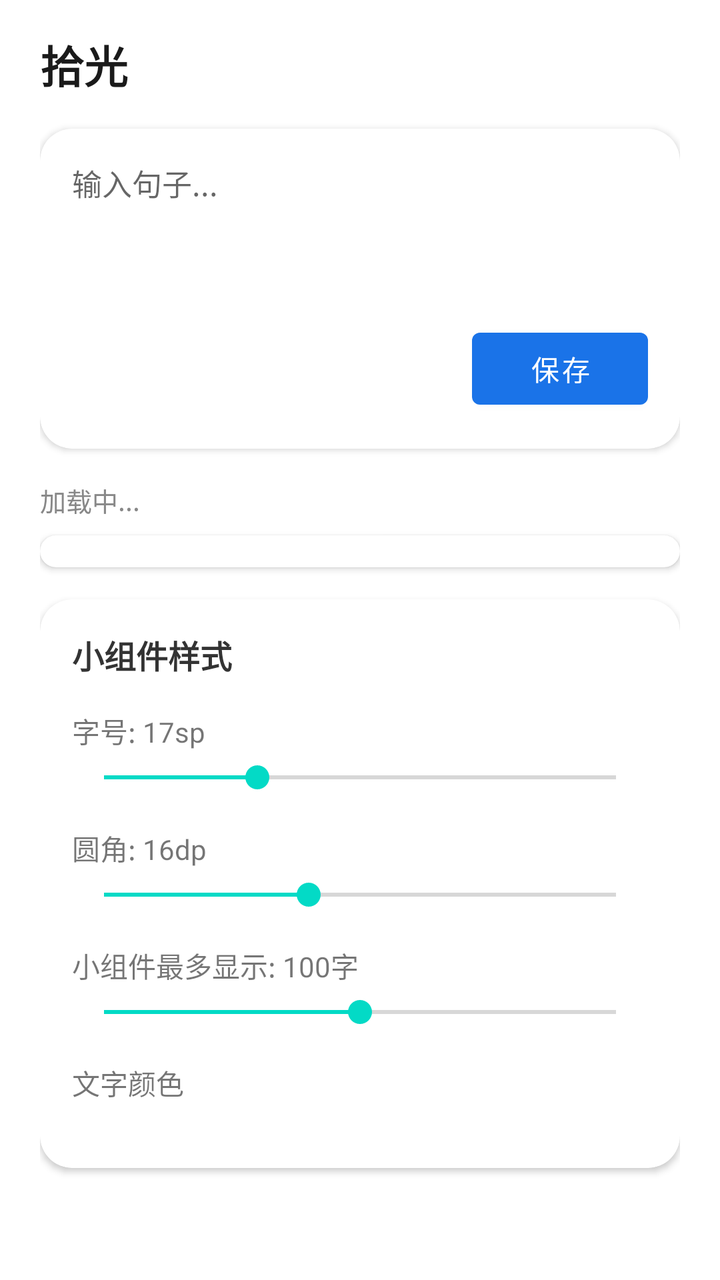
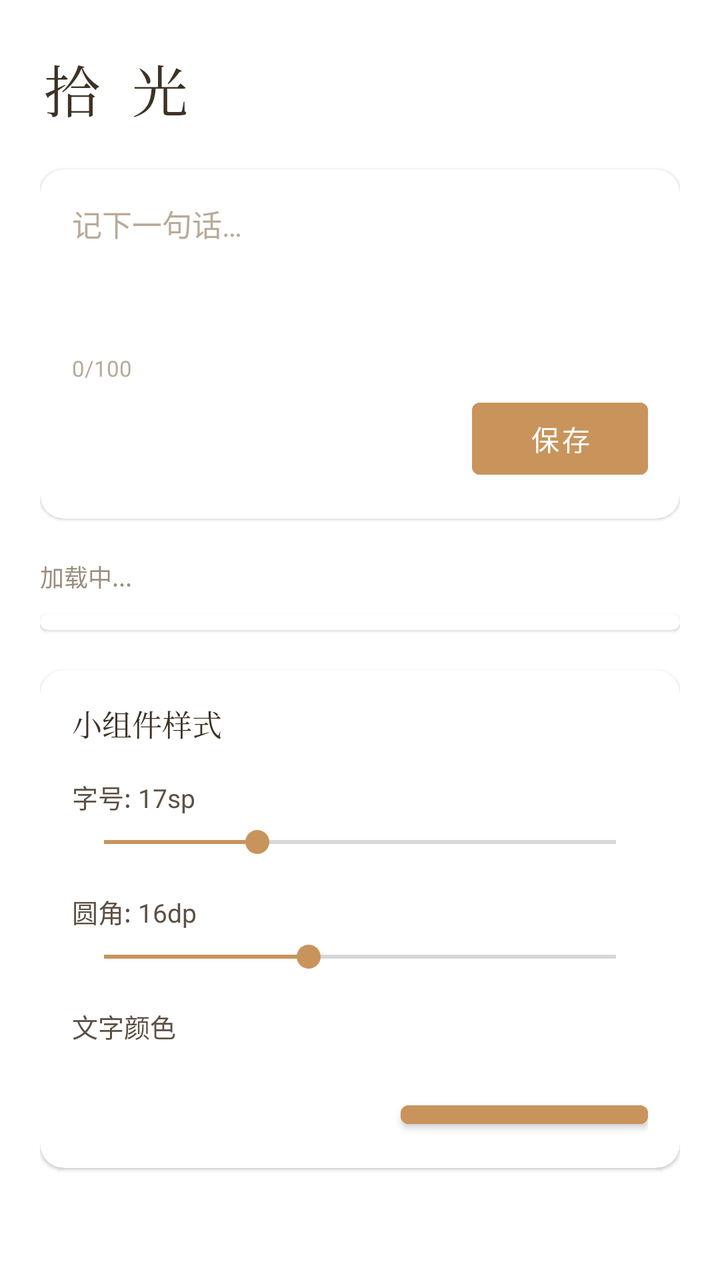

Before-and-after screenshots of an Android layout around one commit, followed by the original layout XML and the change that was made.
<!-- AndroidManifest.xml: application theme WidgetTheme -->
<!-- res/layout/section_quotes.xml -->
<?xml version="1.0" encoding="utf-8"?>
<LinearLayout xmlns:android="http://schemas.android.com/apk/res/android"
    xmlns:app="http://schemas.android.com/apk/res-auto"
    android:layout_width="match_parent"
    android:layout_height="wrap_content"
    android:orientation="vertical"
    android:paddingStart="20dp"
    android:paddingEnd="20dp"
    android:paddingTop="16dp"
    android:paddingBottom="24dp">

    
    <TextView
        android:layout_width="wrap_content"
        android:layout_height="wrap_content"
        android:text="拾光"
        android:textSize="22sp"
        android:textColor="#1A1A1A"
        android:textStyle="bold"
        android:layout_marginBottom="16dp" />

    
    <androidx.cardview.widget.CardView
        android:layout_width="match_parent"
        android:layout_height="wrap_content"
        android:layout_marginBottom="16dp"
        app:cardCornerRadius="16dp"
        app:cardElevation="2dp">

        <LinearLayout
            android:layout_width="match_parent"
            android:layout_height="wrap_content"
            android:orientation="vertical"
            android:padding="16dp">

            <EditText
                android:id="@+id/input_text"
                android:layout_width="match_parent"
                android:layout_height="wrap_content"
                android:hint="输入句子..."
                android:minHeight="80dp"
                android:gravity="top"
                android:textSize="15sp"
                android:background="@android:color/transparent" />

            <Button
                android:id="@+id/btn_add"
                android:layout_width="wrap_content"
                android:layout_height="wrap_content"
                android:layout_gravity="end"
                android:text="保存" />
        </LinearLayout>
    </androidx.cardview.widget.CardView>

    
    <TextView
        android:id="@+id/stats"
        android:layout_width="wrap_content"
        android:layout_height="wrap_content"
        android:text="加载中..."
        android:textSize="13sp"
        android:textColor="#888"
        android:layout_marginBottom="8dp" />

    
    <androidx.cardview.widget.CardView
        android:layout_width="match_parent"
        android:layout_height="wrap_content"
        android:layout_marginBottom="16dp"
        app:cardCornerRadius="16dp"
        app:cardElevation="2dp">

        <LinearLayout
            android:id="@+id/list_container"
            android:layout_width="match_parent"
            android:layout_height="wrap_content"
            android:orientation="vertical"
            android:divider="?android:attr/listDivider"
            android:showDividers="middle"
            android:padding="8dp" />
    </androidx.cardview.widget.CardView>

    
    <androidx.cardview.widget.CardView
        android:layout_width="match_parent"
        android:layout_height="wrap_content"
        android:layout_marginBottom="32dp"
        app:cardCornerRadius="16dp"
        app:cardElevation="2dp">

        <LinearLayout
            android:layout_width="match_parent"
            android:layout_height="wrap_content"
            android:orientation="vertical"
            android:padding="16dp">

            <TextView
                android:layout_width="wrap_content"
                android:layout_height="wrap_content"
                android:text="小组件样式"
                android:textSize="16sp"
                android:textColor="#333"
                android:textStyle="bold"
                android:layout_marginBottom="16dp" />

            <TextView
                android:id="@+id/font_size_label"
                android:layout_width="wrap_content"
                android:layout_height="wrap_content"
                android:text="字号: 17sp"
                android:textSize="14sp"
                android:layout_marginBottom="4dp" />

            <SeekBar
                android:id="@+id/font_size_seek"
                android:layout_width="match_parent"
                android:layout_height="wrap_content"
                android:max="100"
                android:progress="30"
                android:layout_marginBottom="16dp" />

            <TextView
                android:id="@+id/corner_label"
                android:layout_width="wrap_content"
                android:layout_height="wrap_content"
                android:text="圆角: 16dp"
                android:textSize="14sp"
                android:layout_marginBottom="4dp" />

            <SeekBar
                android:id="@+id/corner_seek"
                android:layout_width="match_parent"
                android:layout_height="wrap_content"
                android:max="100"
                android:progress="40"
                android:layout_marginBottom="16dp" />

            <TextView
                android:id="@+id/max_chars_label"
                android:layout_width="wrap_content"
                android:layout_height="wrap_content"
                android:text="小组件最多显示: 100字"
                android:textSize="14sp"
                android:layout_marginBottom="4dp" />

            <SeekBar
                android:id="@+id/max_chars_seek"
                android:layout_width="match_parent"
                android:layout_height="wrap_content"
                android:max="100"
                android:progress="50"
                android:layout_marginBottom="16dp" />

            <TextView
                android:layout_width="wrap_content"
                android:layout_height="wrap_content"
                android:text="文字颜色"
                android:textSize="14sp"
                android:layout_marginBottom="8dp" />

            <LinearLayout
                android:id="@+id/color_container"
                android:layout_width="match_parent"
                android:layout_height="wrap_content"
                android:orientation="horizontal"
                android:layout_marginBottom="16dp" />

            <Button
                android:id="@+id/btn_apply_style"
                android:layout_width="wrap_content"
                android:layout_height="wrap_content"
                android:layout_gravity="end"
                android:text="应用到小组件" />
        </LinearLayout>
    </androidx.cardview.widget.CardView>
</LinearLayout>
<!-- resources referenced by this layout -->
<resources>
  <style name="WidgetTheme" parent="Theme.MaterialComponents.Light.NoActionBar">
          <item name="colorPrimary">#1A73E8</item>
          <item name="colorOnPrimary">#FFFFFF</item>
          <item name="android:statusBarColor">#E8E8E8</item>
          <item name="android:windowLightStatusBar">true</item>
      </style>
</resources>

<!-- the commit's change to res/layout/section_quotes.xml (unified diff, before → after) -->
@@ -6,26 +6,26 @@
     android:orientation="vertical"
     android:paddingStart="20dp"
     android:paddingEnd="20dp"
-    android:paddingTop="16dp"
+    android:paddingTop="24dp"
     android:paddingBottom="24dp">
 
-    
     <TextView
         android:layout_width="wrap_content"
         android:layout_height="wrap_content"
-        android:text="拾光"
-        android:textSize="22sp"
-        android:textColor="#1A1A1A"
-        android:textStyle="bold"
-        android:layout_marginBottom="16dp" />
+        android:text="拾 光"
+        android:textSize="28sp"
+        android:textColor="#3D3226"
+        android:fontFamily="serif"
+        android:letterSpacing="0.15"
+        android:layout_marginBottom="20dp" />
 
-    
     <androidx.cardview.widget.CardView
         android:layout_width="match_parent"
         android:layout_height="wrap_content"
-        android:layout_marginBottom="16dp"
-        app:cardCornerRadius="16dp"
-        app:cardElevation="2dp">
+        android:layout_marginBottom="20dp"
+        app:cardCornerRadius="12dp"
+        app:cardElevation="1dp"
+        app:cardBackgroundColor="#FFFFFF">
 
         <LinearLayout
             android:layout_width="match_parent"
@@ -37,38 +37,52 @@
                 android:id="@+id/input_text"
                 android:layout_width="match_parent"
                 android:layout_height="wrap_content"
-                android:hint="输入句子..."
-                android:minHeight="80dp"
+                android:hint="记下一句话…"
+                android:maxLength="100"
+                android:textColorHint="#B8AB9A"
+                android:minHeight="72dp"
                 android:gravity="top"
                 android:textSize="15sp"
+                android:textColor="#3D3226"
                 android:background="@android:color/transparent" />
+
+            <TextView
+                android:id="@+id/char_count"
+                android:layout_width="wrap_content"
+                android:layout_height="wrap_content"
+                android:text="0/100"
+                android:textSize="11sp"
+                android:textColor="#B8AB9A"
+                android:layout_marginTop="4dp"
+                android:layout_marginBottom="4dp" />
 
             <Button
                 android:id="@+id/btn_add"
                 android:layout_width="wrap_content"
                 android:layout_height="wrap_content"
                 android:layout_gravity="end"
-                android:text="保存" />
+                android:text="保存"
+                android:textColor="#FFFFFF"
+                android:backgroundTint="#C8945C" />
         </LinearLayout>
     </androidx.cardview.widget.CardView>
 
-    
     <TextView
         android:id="@+id/stats"
         android:layout_width="wrap_content"
         android:layout_height="wrap_content"
         android:text="加载中..."
-        android:textSize="13sp"
-        android:textColor="#888"
-        android:layout_marginBottom="8dp" />
+        android:textSize="12sp"
+        android:textColor="#9B8E7E"
+        android:layout_marginBottom="10dp" />
 
-    
     <androidx.cardview.widget.CardView
         android:layout_width="match_parent"
         android:layout_height="wrap_content"
-        android:layout_marginBottom="16dp"
-        app:cardCornerRadius="16dp"
-        app:cardElevation="2dp">
+        android:layout_marginBottom="20dp"
+        app:cardCornerRadius="12dp"
+        app:cardElevation="1dp"
+        app:cardBackgroundColor="#FFFFFF">
 
         <LinearLayout
             android:id="@+id/list_container"
@@ -77,16 +91,16 @@
             android:orientation="vertical"
             android:divider="?android:attr/listDivider"
             android:showDividers="middle"
-            android:padding="8dp" />
+            android:padding="4dp" />
     </androidx.cardview.widget.CardView>
 
-    
     <androidx.cardview.widget.CardView
         android:layout_width="match_parent"
         android:layout_height="wrap_content"
         android:layout_marginBottom="32dp"
-        app:cardCornerRadius="16dp"
-        app:cardElevation="2dp">
+        app:cardCornerRadius="12dp"
+        app:cardElevation="1dp"
+        app:cardBackgroundColor="#FFFFFF">
 
         <LinearLayout
             android:layout_width="match_parent"
@@ -98,9 +112,9 @@
                 android:layout_width="wrap_content"
                 android:layout_height="wrap_content"
                 android:text="小组件样式"
-                android:textSize="16sp"
-                android:textColor="#333"
-                android:textStyle="bold"
+                android:textSize="15sp"
+                android:textColor="#3D3226"
+                android:fontFamily="serif"
                 android:layout_marginBottom="16dp" />
 
             <TextView
@@ -108,7 +122,8 @@
                 android:layout_width="wrap_content"
                 android:layout_height="wrap_content"
                 android:text="字号: 17sp"
-                android:textSize="14sp"
+                android:textSize="13sp"
+                android:textColor="#5C5044"
                 android:layout_marginBottom="4dp" />
 
             <SeekBar
@@ -117,6 +132,8 @@
                 android:layout_height="wrap_content"
                 android:max="100"
                 android:progress="30"
+                android:thumbTint="#C8945C"
+                android:progressTint="#C8945C"
                 android:layout_marginBottom="16dp" />
 
             <TextView
@@ -124,7 +141,8 @@
                 android:layout_width="wrap_content"
                 android:layout_height="wrap_content"
                 android:text="圆角: 16dp"
-                android:textSize="14sp"
+                android:textSize="13sp"
+                android:textColor="#5C5044"
                 android:layout_marginBottom="4dp" />
 
             <SeekBar
@@ -133,29 +151,16 @@
                 android:layout_height="wrap_content"
                 android:max="100"
                 android:progress="40"
-                android:layout_marginBottom="16dp" />
-
-            <TextView
-                android:id="@+id/max_chars_label"
-                android:layout_width="wrap_content"
-                android:layout_height="wrap_content"
-                android:text="小组件最多显示: 100字"
-                android:textSize="14sp"
-                android:layout_marginBottom="4dp" />
-
-            <SeekBar
-                android:id="@+id/max_chars_seek"
-                android:layout_width="match_parent"
-                android:layout_height="wrap_content"
-                android:max="100"
-                android:progress="50"
+                android:thumbTint="#C8945C"
+                android:progressTint="#C8945C"
                 android:layout_marginBottom="16dp" />
 
             <TextView
                 android:layout_width="wrap_content"
                 android:layout_height="wrap_content"
                 android:text="文字颜色"
-                android:textSize="14sp"
+                android:textSize="13sp"
+                android:textColor="#5C5044"
                 android:layout_marginBottom="8dp" />
 
             <LinearLayout
@@ -170,7 +175,9 @@
                 android:layout_width="wrap_content"
                 android:layout_height="wrap_content"
                 android:layout_gravity="end"
-                android:text="应用到小组件" />
+                android:text="应用到小组件"
+                android:textColor="#FFFFFF"
+                android:backgroundTint="#C8945C" />
         </LinearLayout>
     </androidx.cardview.widget.CardView>
 </LinearLayout>
<!-- resource entries referenced after the edit -->
@@ -1,10 +1,15 @@
 <!-- resources referenced by this layout -->
 <resources>
   <style name="WidgetTheme" parent="Theme.MaterialComponents.Light.NoActionBar">
-          <item name="colorPrimary">#1A73E8</item>
+          <item name="colorPrimary">#C8945C</item>
           <item name="colorOnPrimary">#FFFFFF</item>
-          <item name="android:statusBarColor">#E8E8E8</item>
+          <item name="colorPrimaryVariant">#A67B4A</item>
+          <item name="colorSecondary">#8C7A6B</item>
+          <item name="android:statusBarColor">#F0EBE0</item>
           <item name="android:windowLightStatusBar">true</item>
+          <item name="android:navigationBarColor">#FAF6EF</item>
+          <item name="colorSurface">#FFFFFF</item>
+          <item name="colorOnSurface">#3D3226</item>
       </style>
 </resources>
 
